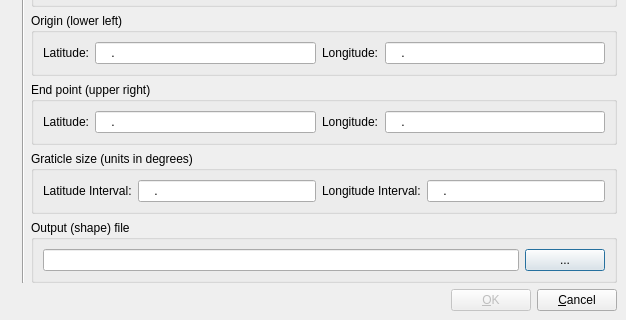
First picture: the form in src/plugins/grid_maker/pluginguibase.ui, repository qgis/QGIS, before the edit; both pictures show x 0 to 626 and y 282 to 602 of the 626 by 602 pixel window.
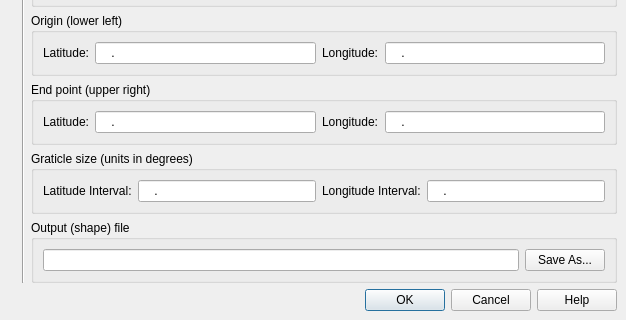
Second picture: the form after the edit. Icons and pictures are not drawn.

Commit message: Convert dialogs to Qt 4.2 StandardButton API. Also fix memory leaks by using the delete operator or Qt::WA_DeleteOnClose along with accept or reject rather then deprecated Qt3 routines. Also eliminate compiler warnings.

```diff
--- a/src/plugins/grid_maker/pluginguibase.ui
+++ b/src/plugins/grid_maker/pluginguibase.ui
@@ -284,7 +284,7 @@
           <item>
            <widget class="QPushButton" name="pbnSelectOutputFile" >
             <property name="text" >
-             <string>...</string>
+             <string>Save As...</string>
             </property>
            </widget>
           </item>
@@ -296,53 +296,14 @@
     </layout>
    </item>
    <item>
-    <layout class="QHBoxLayout" >
-     <property name="margin" >
-      <number>0</number>
+    <widget class="QDialogButtonBox" name="buttonBox" >
+     <property name="orientation" >
+      <enum>Qt::Horizontal</enum>
      </property>
-     <property name="spacing" >
-      <number>6</number>
+     <property name="standardButtons" >
+      <set>QDialogButtonBox::Cancel|QDialogButtonBox::Help|QDialogButtonBox::NoButton|QDialogButtonBox::Ok</set>
      </property>
-     <item>
-      <spacer>
-       <property name="orientation" >
-        <enum>Qt::Horizontal</enum>
-       </property>
-       <property name="sizeType" >
-        <enum>QSizePolicy::Expanding</enum>
-       </property>
-       <property name="sizeHint" >
-        <size>
-         <width>441</width>
-         <height>21</height>
-        </size>
-       </property>
-      </spacer>
-     </item>
-     <item>
-      <widget class="QPushButton" name="pbnOK" >
-       <property name="enabled" >
-        <bool>false</bool>
-       </property>
-       <property name="text" >
-        <string>&amp;OK</string>
-       </property>
-       <property name="shortcut" >
-        <string>Alt+O</string>
-       </property>
-      </widget>
-     </item>
-     <item>
-      <widget class="QPushButton" name="pbnCancel" >
-       <property name="text" >
-        <string>&amp;Cancel</string>
-       </property>
-       <property name="shortcut" >
-        <string>Alt+C</string>
-       </property>
-      </widget>
-     </item>
-    </layout>
+    </widget>
    </item>
   </layout>
  </widget>
```
Left out of the diff: 8 changed lines with no effect on the pictures. The commit also changes 48 other files.
